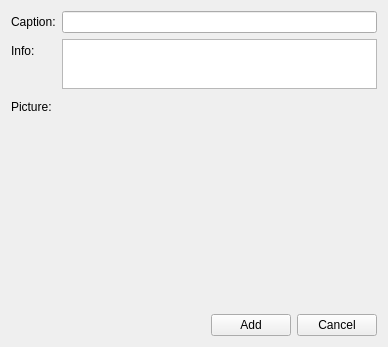
Before: the Qt Designer form qt/apps/configurator/forms/picture_add.ui in Wolframe/qtClient, drawn with Qt 5.
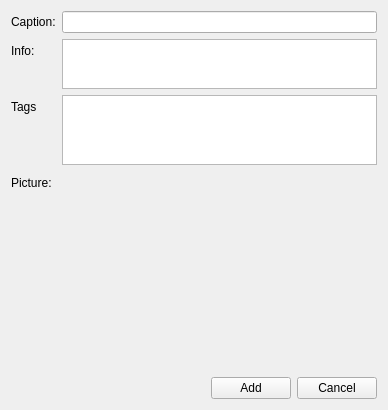
After: the same form once the commit is applied. Custom widgets are drawn as their Qt base class.

```diff
--- a/qt/apps/configurator/forms/picture_add.ui
+++ b/qt/apps/configurator/forms/picture_add.ui
@@ -7,7 +7,7 @@
     <x>0</x>
     <y>0</y>
     <width>388</width>
-    <height>347</height>
+    <height>399</height>
    </rect>
   </property>
   <property name="windowTitle">
@@ -107,6 +107,37 @@
      </property>
     </widget>
    </item>
+   <item row="2" column="0">
+    <widget class="QLabel" name="label_tags">
+     <property name="text">
+      <string>Tags</string>
+     </property>
+    </widget>
+   </item>
+   <item row="2" column="1">
+    <widget class="QTreeWidget" name="tag">
+     <property name="selectionMode">
+      <enum>QAbstractItemView::MultiSelection</enum>
+     </property>
+     <property name="headerHidden">
+      <bool>true</bool>
+     </property>
+     <property name="expandsOnDoubleClick">
+      <bool>false</bool>
+     </property>
+     <property name="doctype" stdset="0">
+      <string>TagHierarchyRequest.simpleform</string>
+     </property>
+     <property name="rootelement" stdset="0">
+      <string>tag</string>
+     </property>
+     <column>
+      <property name="text">
+       <string>tag</string>
+      </property>
+     </column>
+    </widget>
+   </item>
   </layout>
  </widget>
  <customwidgets>
```
Left out of the diff: 3 changed lines with no effect on the pictures.
